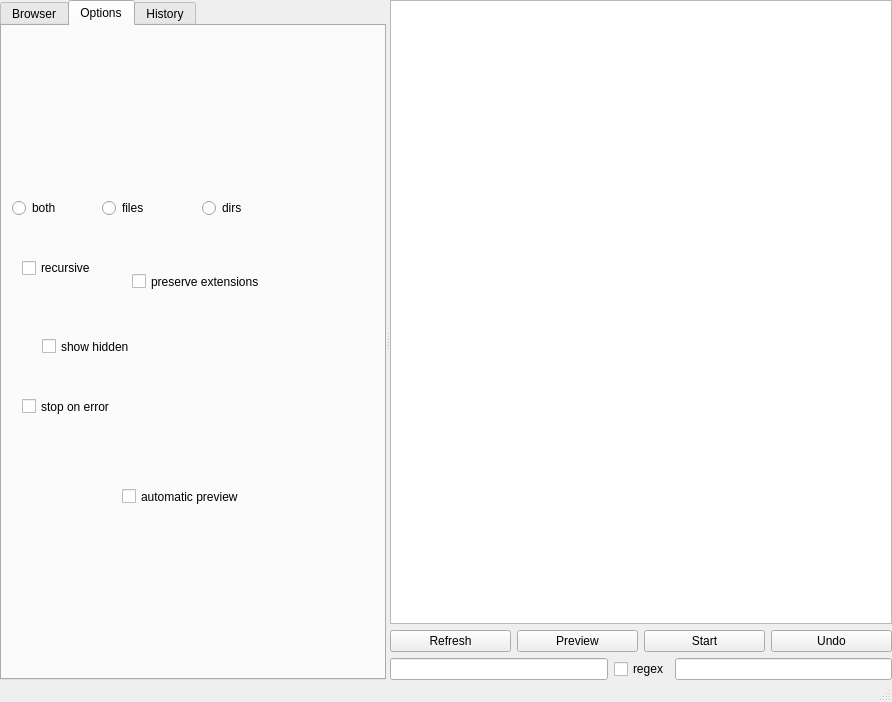
Above: gui/filebrowser/filebrowser.ui from gmdfalk/60-days-of-python before the change. Below: the same form after it.
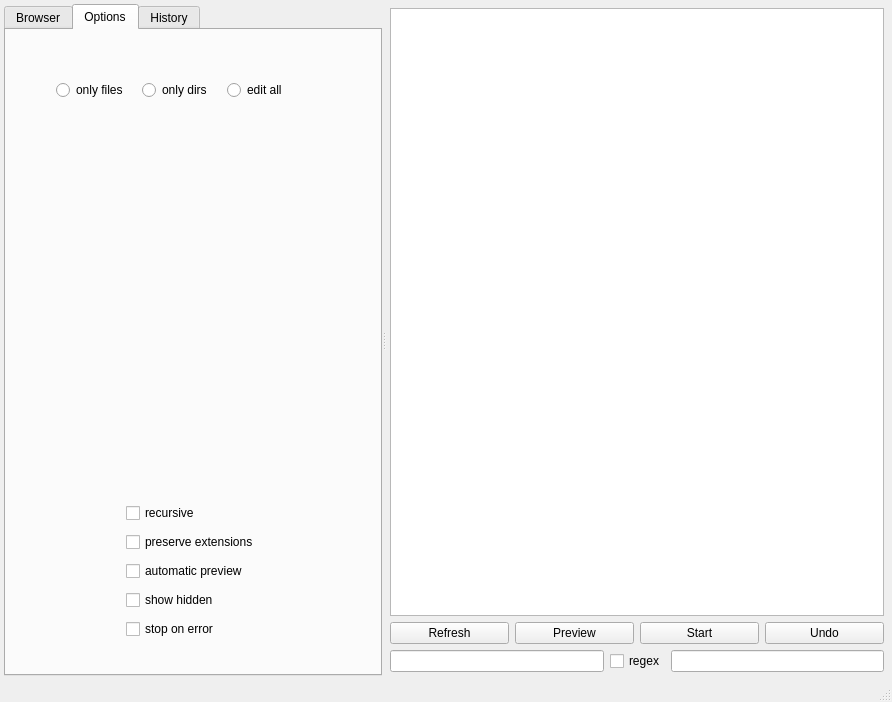
That is the form after the change.

Commit message: implemented filesystemmodel view. populating options.

The edit to the form file:
```diff
--- a/gui/filebrowser/filebrowser.ui
+++ b/gui/filebrowser/filebrowser.ui
@@ -16,7 +16,7 @@
   <widget class="QWidget" name="mainwidget">
    <layout class="QHBoxLayout" name="horizontalLayout_6">
     <property name="margin">
-     <number>0</number>
+     <number>4</number>
     </property>
     <item>
      <widget class="QSplitter" name="splitter">
@@ -49,109 +49,85 @@
         <attribute name="title">
          <string>Options</string>
         </attribute>
-        <widget class="QRadioButton" name="radioButton">
-         <property name="geometry">
-          <rect>
-           <x>100</x>
-           <y>170</y>
-           <width>101</width>
-           <height>24</height>
-          </rect>
-         </property>
-         <property name="text">
-          <string>files</string>
-         </property>
-        </widget>
-        <widget class="QCheckBox" name="checkBox_24">
-         <property name="geometry">
-          <rect>
-           <x>40</x>
-           <y>310</y>
-           <width>131</width>
-           <height>21</height>
-          </rect>
-         </property>
-         <property name="text">
-          <string>show hidden</string>
-         </property>
-        </widget>
-        <widget class="QRadioButton" name="radioButton_3">
-         <property name="geometry">
-          <rect>
-           <x>200</x>
-           <y>170</y>
-           <width>101</width>
-           <height>24</height>
-          </rect>
-         </property>
-         <property name="text">
-          <string>dirs</string>
-         </property>
-        </widget>
-        <widget class="QRadioButton" name="radioButton_2">
-         <property name="geometry">
-          <rect>
-           <x>10</x>
-           <y>170</y>
-           <width>101</width>
-           <height>24</height>
-          </rect>
-         </property>
-         <property name="text">
-          <string>both</string>
-         </property>
-        </widget>
-        <widget class="QCheckBox" name="checkBox_26">
+        <widget class="QWidget" name="gridLayoutWidget">
          <property name="geometry">
           <rect>
            <x>120</x>
-           <y>460</y>
-           <width>151</width>
-           <height>21</height>
+           <y>470</y>
+           <width>160</width>
+           <height>146</height>
           </rect>
          </property>
-         <property name="text">
-          <string>automatic preview</string>
-         </property>
+         <layout class="QGridLayout" name="gridLayout" columnminimumwidth="0">
+          <item row="4" column="0">
+           <widget class="QCheckBox" name="checkBox_25">
+            <property name="text">
+             <string>stop on error</string>
+            </property>
+           </widget>
+          </item>
+          <item row="2" column="0">
+           <widget class="QCheckBox" name="checkBox_26">
+            <property name="text">
+             <string>automatic preview</string>
+            </property>
+           </widget>
+          </item>
+          <item row="1" column="0">
+           <widget class="QCheckBox" name="checkBox_23">
+            <property name="text">
+             <string>preserve extensions</string>
+            </property>
+           </widget>
+          </item>
+          <item row="0" column="0">
+           <widget class="QCheckBox" name="checkBox_22">
+            <property name="text">
+             <string>recursive</string>
+            </property>
+           </widget>
+          </item>
+          <item row="3" column="0">
+           <widget class="QCheckBox" name="checkBox_24">
+            <property name="text">
+             <string>show hidden</string>
+            </property>
+           </widget>
+          </item>
+         </layout>
         </widget>
-        <widget class="QCheckBox" name="checkBox_23">
+        <widget class="QWidget" name="horizontalLayoutWidget_4">
          <property name="geometry">
           <rect>
-           <x>130</x>
-           <y>240</y>
-           <width>151</width>
-           <height>31</height>
+           <x>50</x>
+           <y>40</y>
+           <width>251</width>
+           <height>41</height>
           </rect>
          </property>
-         <property name="text">
-          <string>preserve extensions</string>
-         </property>
-        </widget>
-        <widget class="QCheckBox" name="checkBox_25">
-         <property name="geometry">
-          <rect>
-           <x>20</x>
-           <y>370</y>
-           <width>171</width>
-           <height>21</height>
-          </rect>
-         </property>
-         <property name="text">
-          <string>stop on error</string>
-         </property>
-        </widget>
-        <widget class="QCheckBox" name="checkBox_22">
-         <property name="geometry">
-          <rect>
-           <x>20</x>
-           <y>230</y>
-           <width>87</width>
-           <height>24</height>
-          </rect>
-         </property>
-         <property name="text">
-          <string>recursive</string>
-         </property>
+         <layout class="QHBoxLayout" name="horizontalLayout_8">
+          <item>
+           <widget class="QRadioButton" name="radioButton">
+            <property name="text">
+             <string>only files</string>
+            </property>
+           </widget>
+          </item>
+          <item>
+           <widget class="QRadioButton" name="radioButton_3">
+            <property name="text">
+             <string>only dirs</string>
+            </property>
+           </widget>
+          </item>
+          <item>
+           <widget class="QRadioButton" name="radioButton_2">
+            <property name="text">
+             <string>edit all</string>
+            </property>
+           </widget>
+          </item>
+         </layout>
         </widget>
        </widget>
        <widget class="QWidget" name="history_tab">
@@ -173,11 +149,8 @@
         <property name="spacing">
          <number>6</number>
         </property>
-        <property name="leftMargin">
-         <number>0</number>
-        </property>
-        <property name="rightMargin">
-         <number>0</number>
+        <property name="margin">
+         <number>4</number>
         </property>
         <item>
          <layout class="QVBoxLayout" name="browserlayout" stretch="0">
```
Left out of the diff: 2 changed lines with no effect on the pictures. The commit also changes 1 other file.
